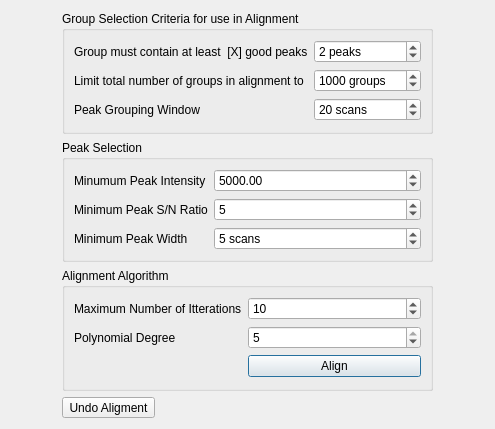
Old version of the form mzroll/forms/alignmentdialog.ui in the repository ElucidataInc/ElMaven.
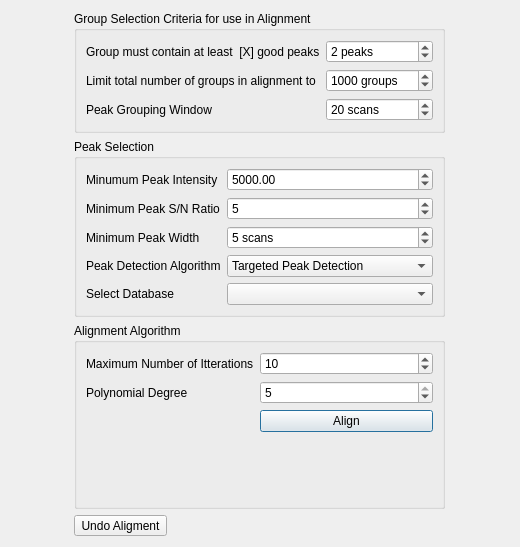
New version of the form.

Commit message: Ftr: Choose peak algorithm during the alignment

Diff of the .ui file:
```diff
--- a/mzroll/forms/alignmentdialog.ui
+++ b/mzroll/forms/alignmentdialog.ui
@@ -6,14 +6,74 @@
    <rect>
     <x>0</x>
     <y>0</y>
-    <width>495</width>
-    <height>429</height>
+    <width>520</width>
+    <height>547</height>
    </rect>
   </property>
   <property name="windowTitle">
    <string>Alignment Options</string>
   </property>
   <layout class="QGridLayout" name="gridLayout">
+   <item row="2" column="1" rowspan="2">
+    <widget class="QGroupBox" name="groupBox_3">
+     <property name="title">
+      <string>Alignment Algorithm</string>
+     </property>
+     <layout class="QFormLayout" name="formLayout_3">
+      <item row="0" column="1">
+       <widget class="QSpinBox" name="maxItterations">
+        <property name="minimum">
+         <number>1</number>
+        </property>
+        <property name="value">
+         <number>10</number>
+        </property>
+       </widget>
+      </item>
+      <item row="2" column="0">
+       <widget class="QLabel" name="label_8">
+        <property name="text">
+         <string>Polynomial Degree</string>
+        </property>
+       </widget>
+      </item>
+      <item row="2" column="1">
+       <widget class="QSpinBox" name="polynomialDegree">
+        <property name="minimum">
+         <number>1</number>
+        </property>
+        <property name="maximum">
+         <number>5</number>
+        </property>
+        <property name="value">
+         <number>5</number>
+        </property>
+       </widget>
+      </item>
+      <item row="3" column="1">
+       <widget class="QPushButton" name="alignButton">
+        <property name="text">
+         <string>Align</string>
+        </property>
+       </widget>
+      </item>
+      <item row="0" column="0">
+       <widget class="QLabel" name="label_7">
+        <property name="text">
+         <string>Maximum Number of Itterations</string>
+        </property>
+       </widget>
+      </item>
+     </layout>
+    </widget>
+   </item>
+   <item row="4" column="1">
+    <widget class="QToolButton" name="UndoAlignment">
+     <property name="text">
+      <string>Undo Aligment</string>
+     </property>
+    </widget>
+   </item>
    <item row="0" column="1">
     <widget class="QGroupBox" name="groupBox">
      <property name="title">
@@ -94,6 +154,12 @@
    </item>
    <item row="1" column="1">
     <widget class="QGroupBox" name="groupBox_2">
+     <property name="sizePolicy">
+      <sizepolicy hsizetype="Preferred" vsizetype="Minimum">
+       <horstretch>0</horstretch>
+       <verstretch>0</verstretch>
+      </sizepolicy>
+     </property>
      <property name="title">
       <string>Peak Selection</string>
      </property>
@@ -164,69 +230,40 @@
         </property>
        </widget>
       </item>
-     </layout>
-    </widget>
-   </item>
-   <item row="2" column="1">
-    <widget class="QGroupBox" name="groupBox_3">
-     <property name="title">
-      <string>Alignment Algorithm</string>
-     </property>
-     <layout class="QFormLayout" name="formLayout_3">
-      <item row="0" column="0">
-       <widget class="QLabel" name="label_7">
+      <item row="5" column="0">
+       <widget class="QLabel" name="label_9">
         <property name="text">
-         <string>Maximum Number of Itterations</string>
+         <string>Peak Detection Algorithm</string>
         </property>
        </widget>
       </item>
-      <item row="0" column="1">
-       <widget class="QSpinBox" name="maxItterations">
-        <property name="minimum">
-         <number>1</number>
-        </property>
-        <property name="value">
-         <number>10</number>
-        </property>
+      <item row="5" column="1">
+       <widget class="QComboBox" name="peakDetectionAlgo">
+        <item>
+         <property name="text">
+          <string>Targeted Peak Detection</string>
+         </property>
+        </item>
+        <item>
+         <property name="text">
+          <string>Untargeted Peak Detection</string>
+         </property>
+        </item>
        </widget>
       </item>
-      <item row="2" column="0">
-       <widget class="QLabel" name="label_8">
+      <item row="6" column="0">
+       <widget class="QLabel" name="selectDatabase">
         <property name="text">
-         <string>Polynomial Degree</string>
+         <string>Select Database</string>
         </property>
        </widget>
       </item>
-      <item row="2" column="1">
-       <widget class="QSpinBox" name="polynomialDegree">
-        <property name="minimum">
-         <number>1</number>
-        </property>
-        <property name="maximum">
-         <number>5</number>
-        </property>
-        <property name="value">
-         <number>5</number>
-        </property>
-       </widget>
+      <item row="6" column="1">
+       <widget class="QComboBox" name="selectDatabaseComboBox"/>
       </item>
-      <item row="3" column="1">
-       <widget class="QPushButton" name="alignButton">
-        <property name="text">
-         <string>Align</string>
-        </property>
-       </widget>
-      </item>
      </layout>
     </widget>
    </item>
-   <item row="4" column="1">
-    <widget class="QToolButton" name="UndoAlignment">
-     <property name="text">
-      <string>Undo Aligment</string>
-     </property>
-    </widget>
-   </item>
   </layout>
  </widget>
  <resources/>
```
The commit also changes 3 other files.
